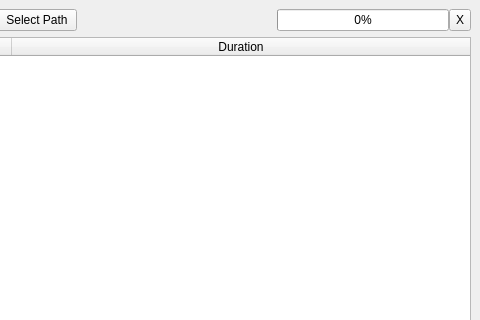
reza-rezvani2052/VidMeter, file mainwindow.ui: the form before one commit; both pictures show x 98 to 578 and y 0 to 320 of the 578 by 525 pixel window.
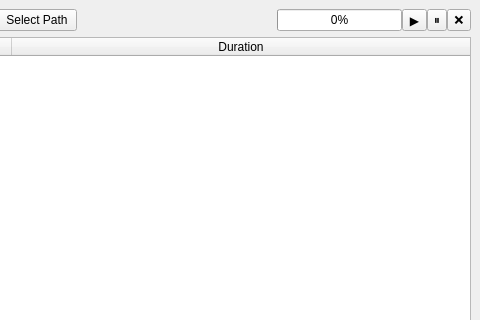
The form after the commit.

Diff of the .ui file:
```diff
--- a/mainwindow.ui
+++ b/mainwindow.ui
@@ -59,6 +59,38 @@
           </property>
          </widget>
         </item>
+        <item>
+         <widget class="QToolButton" name="btnResumeProcess">
+          <property name="sizePolicy">
+           <sizepolicy hsizetype="Fixed" vsizetype="Minimum">
+            <horstretch>0</horstretch>
+            <verstretch>0</verstretch>
+           </sizepolicy>
+          </property>
+          <property name="toolTip">
+           <string>ادامه</string>
+          </property>
+          <property name="text">
+           <string>▶️</string>
+          </property>
+         </widget>
+        </item>
+        <item>
+         <widget class="QToolButton" name="btnPauseProcess">
+          <property name="sizePolicy">
+           <sizepolicy hsizetype="Fixed" vsizetype="Minimum">
+            <horstretch>0</horstretch>
+            <verstretch>0</verstretch>
+           </sizepolicy>
+          </property>
+          <property name="toolTip">
+           <string>مکث</string>
+          </property>
+          <property name="text">
+           <string>⏸</string>
+          </property>
+         </widget>
+        </item>
         <item>
          <widget class="QToolButton" name="btnCancelProcess">
           <property name="sizePolicy">
@@ -68,7 +100,7 @@
            </sizepolicy>
           </property>
           <property name="text">
-           <string>X</string>
+           <string>❌</string>
           </property>
          </widget>
         </item>
```
Left out of the diff: 3 changed lines with no effect on the pictures.
